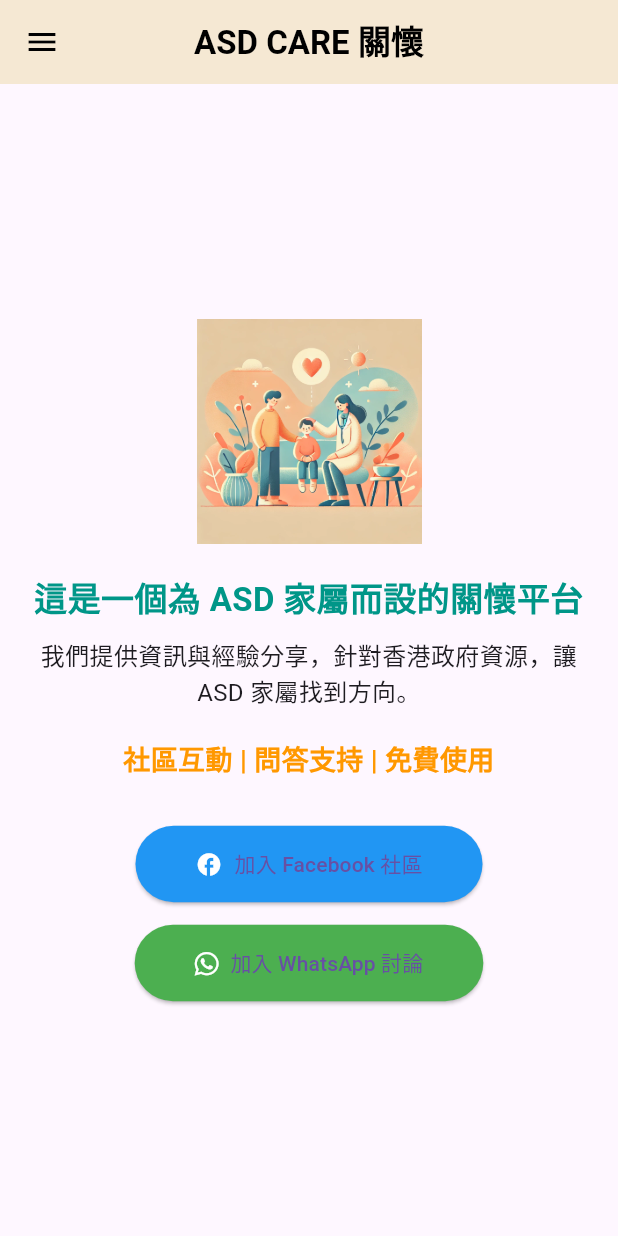
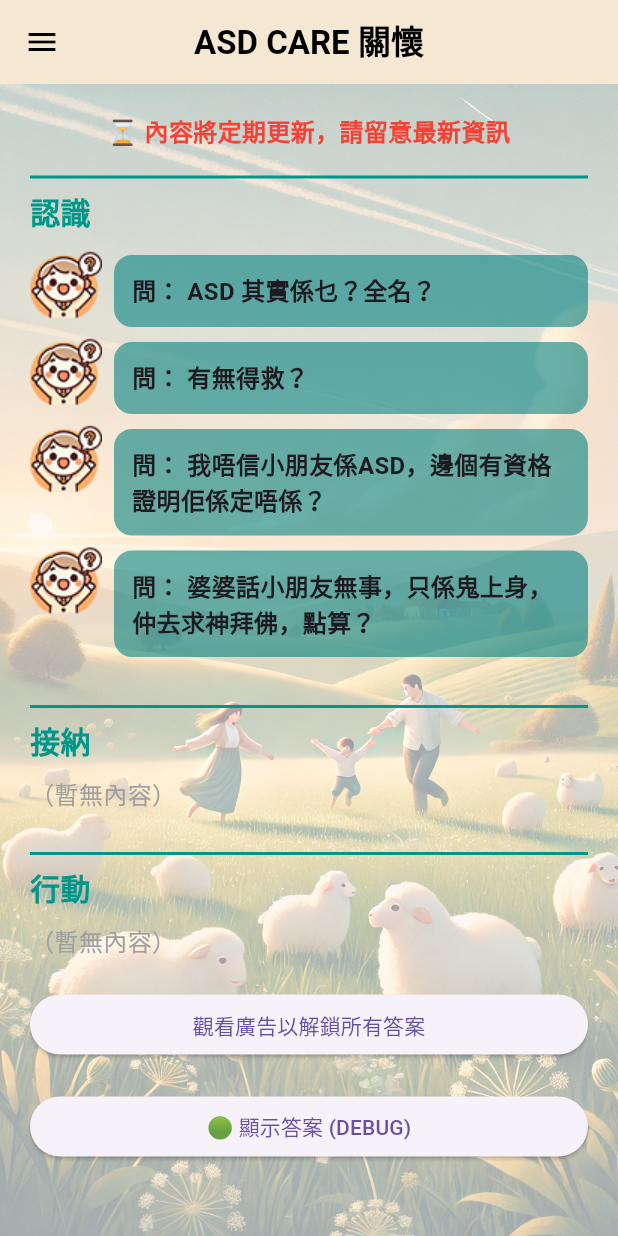
Before and after one commit to virt888/asdCare, a Flutter app: the HomePage screen opened directly, after a tap on the "menu" icon, after a tap on "了解 ASD", on a phone screen of 412 x 824 dp. Run offline on Flutter 3.47's test engine with Material 3 defaults, Android fonts, the light colour scheme and no system bars; our stand-ins replace font_awesome_flutter, google_mobile_ads, yaml; network calls fail.

Commit message:
Updated InfoPage

```diff
--- a/lib/about_us.dart
+++ b/lib/about_us.dart
@@ -34,7 +34,7 @@ class AboutUsPage extends StatelessWidget {
             ),
             const SizedBox(height: 20),
             const Text(
-              '💙 這個專頁由一位 ASD 孩子的家長創立，希望透過自身經歷和資源，為更多 ASD 家庭帶來支持、理解和溫暖。我們深知這條路不容易走，因此希望用實際行動，幫助更多有需要的人。',
+              '💙 這APP由一位 ASD 孩子的家長創立，希望透過自身經歷和資源，為更多 ASD 家庭帶來支持、理解和溫暖。我們深知這條路不容易走，因此希望用實際行動，幫助更多有需要的人。',
               style: TextStyle(fontSize: 16),
               textAlign: TextAlign.center,
             ),
--- a/lib/home_page.dart
+++ b/lib/home_page.dart
@@ -2,6 +2,8 @@ import 'package:flutter/material.dart';
 import 'custom_app_bar.dart';
 import 'package:font_awesome_flutter/font_awesome_flutter.dart';
 import 'left_menu.dart';
+import 'package:url_launcher/url_launcher.dart';
+import 'info_page.dart';
 
 class HomePage extends StatelessWidget {
   const HomePage({super.key});
@@ -11,14 +13,26 @@ class HomePage extends StatelessWidget {
     return Scaffold(
       appBar: const CustomAppBar(),
       drawer: const LeftMenu(),
-      body: Padding(
-        padding: const EdgeInsets.all(20.0),
+      body: Container(
+        width: double.infinity,
+        height: double.infinity,
+        decoration: BoxDecoration(
+          image: DecorationImage(
+            image: AssetImage('assets/asd_care_wallpaper_02.png'),
+            fit: BoxFit.cover,
+            colorFilter: ColorFilter.mode(
+              Color.fromARGB(100, 255, 255, 255),
+              BlendMode.dstATop,
+            ),
+          ),
+        ),
+        child: Padding(
+          padding: const EdgeInsets.symmetric(horizontal: 20.0, vertical: 50.0),
           child: Column(
-          mainAxisAlignment: MainAxisAlignment.center,
+            mainAxisAlignment: MainAxisAlignment.start,
             crossAxisAlignment: CrossAxisAlignment.center,
             children: [
-            Image.asset('assets/warm_welcome.png', height: 150), // ✅ 添加溫暖圖片
-            const SizedBox(height: 20),
+              const SizedBox(height: 30),
               const Text(
                 '這是一個為 ASD 家屬而設的關懷平台',
                 style: TextStyle(fontSize: 22, fontWeight: FontWeight.bold, color: Colors.teal),
@@ -36,31 +50,62 @@ class HomePage extends StatelessWidget {
                 style: TextStyle(fontSize: 18, fontWeight: FontWeight.bold, color: Colors.orange),
                 textAlign: TextAlign.center,
               ),
-            const SizedBox(height: 30),
+              const Spacer(),
+              ElevatedButton.icon(
+                icon: const Icon(Icons.info, color: Colors.white),
+                label: const Text(
+                  '深入認識 ASD 世界',
+                  style: TextStyle(fontWeight: FontWeight.bold, color: Colors.white),
+                ),
+                style: ElevatedButton.styleFrom(
+                  backgroundColor: Colors.teal,
+                  padding: const EdgeInsets.symmetric(horizontal: 40, vertical: 15),
+                  textStyle: const TextStyle(fontSize: 18, fontWeight: FontWeight.bold),
+                ),
+                onPressed: () {
+                  Navigator.push(
+                    context,
+                    MaterialPageRoute(builder: (context) => const InfoPage()),
+                  );
+                },
+              ),
+              const SizedBox(height: 15),
               ElevatedButton.icon(
                 icon: const Icon(Icons.facebook, color: Colors.white),
-              label: const Text('加入 Facebook 社區'),
+                label: const Text(
+                  '加入 Facebook 社區',
+                  style: TextStyle(fontWeight: FontWeight.bold, color: Colors.white),
+                ),
                 style: ElevatedButton.styleFrom(
                   backgroundColor: Colors.blue,
                   padding: const EdgeInsets.symmetric(horizontal: 40, vertical: 15),
+                  textStyle: const TextStyle(fontSize: 18, fontWeight: FontWeight.bold),
                 ),
                 onPressed: () {
-                // Facebook 社群連結
+                  final Uri facebookUri = Uri.parse('https://www.facebook.com/profile.php?id=61573752815081');
+                  launchUrl(facebookUri, mode: LaunchMode.externalApplication);
                 },
               ),
               const SizedBox(height: 15),
               ElevatedButton.icon(
                 icon: const FaIcon(FontAwesomeIcons.whatsapp, color: Colors.white),
-              label: const Text('加入 WhatsApp 討論'),
+                label: const Text(
+                  '加入 WhatsApp 討論',
+                  style: TextStyle(fontWeight: FontWeight.bold, color: Colors.white),
+                ),
                 style: ElevatedButton.styleFrom(
                   backgroundColor: Colors.green,
                   padding: const EdgeInsets.symmetric(horizontal: 40, vertical: 15),
+                  textStyle: const TextStyle(fontSize: 18, fontWeight: FontWeight.bold),
                 ),
                 onPressed: () {
-                // WhatsApp 群組連結
+                  final Uri whatsappUri = Uri.parse('https://wa.me/85263618727?text=%E6%88%91%E6%83%B3%E8%AB%8B%E5%95%8F%E4%B8%80%E4%B8%8BASD%20%E8%87%AA%E9%96%89%E7%97%87%E5%82%BE%E5%90%91%E7%9A%84%E6%9B%B4%E5%A4%9A%E8%B3%87%E8%A8%8A');
+                  launchUrl(whatsappUri, mode: LaunchMode.externalApplication);
                 },
               ),
+              const SizedBox(height: 50),
             ],
+          ),
         ),
       ),
     );
--- /dev/null
+++ b/lib/info_page.dart
@@ -0,0 +1,208 @@
+import 'package:flutter/material.dart';
+import 'custom_app_bar.dart';
+import 'left_menu.dart';
+import 'package:flutter/services.dart';
+import 'package:yaml/yaml.dart';
+import 'package:google_mobile_ads/google_mobile_ads.dart';
+
+class InfoPage extends StatefulWidget {
+  const InfoPage({super.key});
+
+  @override
+  InfoPageState createState() => InfoPageState();
+}
+
+class InfoPageState extends State<InfoPage> {
+  Map<String, List<Map<String, String>>> faqs = {};
+  bool hasWatchedAd = false;
+  late BannerAd _bannerAd;
+  bool _isAdLoaded = false;
+
+  @override
+  void initState() {
+    super.initState();
+    loadFAQs();
+    _loadAd();
+  }
+
+  Future<void> loadFAQs() async {
+    final String response = await rootBundle.loadString('assets/faqs.yaml');
+    final YamlMap data = loadYaml(response);
+
+    setState(() {
+      faqs = data.map((key, value) => MapEntry(
+          key,
+          List<Map<String, String>>.from((value as List).map((item) => {
+                "question": item["question"].toString(),
+                "answer": item["answer"].toString()
+              }))));
+    });
+  }
+
+  void _loadAd() {
+    _bannerAd = BannerAd(
+      adUnitId: 'ca-app-pub-3940256099942544/6300978111', // 測試廣告 ID
+      size: AdSize.banner,
+      request: const AdRequest(),
+      listener: BannerAdListener(
+        onAdLoaded: (Ad ad) {
+          setState(() {
+            _isAdLoaded = true;
+          });
+        },
+        onAdFailedToLoad: (Ad ad, LoadAdError error) {
+          ad.dispose();
+        },
+      ),
+    );
+    _bannerAd.load();
+  }
+
+  void _showRewardedAd() {
+    RewardedAd.load(
+      adUnitId: 'ca-app-pub-3940256099942544/5224354917', // 測試廣告 ID
+      request: const AdRequest(),
+      rewardedAdLoadCallback: RewardedAdLoadCallback(
+        onAdLoaded: (RewardedAd ad) {
+          ad.show(onUserEarnedReward: (AdWithoutView ad, RewardItem reward) {
+            setState(() {
+              hasWatchedAd = true;
+            });
+          });
+        },
+        onAdFailedToLoad: (LoadAdError error) {
+          setState(() {
+            hasWatchedAd = true;
+          });
+        },
+      ),
+    );
+  }
+
+  void _toggleDebugMode() {
+    setState(() {
+      hasWatchedAd = !hasWatchedAd;
+    });
+  }
+
+  @override
+  Widget build(BuildContext context) {
+    return Scaffold(
+      appBar: const CustomAppBar(),
+      drawer: const LeftMenu(),
+      body: Container(
+        width: double.infinity,
+        height: double.infinity,
+        decoration: BoxDecoration(
+          image: DecorationImage(
+            image: AssetImage('assets/asd_care_wallpaper_03.png'),
+            fit: BoxFit.cover,
+            colorFilter: ColorFilter.mode(
+              Color.fromARGB(100, 255, 255, 255),
+              BlendMode.dstATop,
+            ),
+          ),
+        ),
+        child: Padding(
+          padding: const EdgeInsets.all(20.0),
+          child: ListView(
+            children: [
+              const Text(
+                "⏳ 內容將定期更新，請留意最新資訊",
+                style: TextStyle(fontSize: 16, fontWeight: FontWeight.bold, color: Colors.red),
+                textAlign: TextAlign.center,
+              ),
+              const SizedBox(height: 10),
+              buildSection("認識"),
+              buildSection("接納"),
+              buildSection("行動"),
+              if (!hasWatchedAd)
+                ElevatedButton(
+                  onPressed: _showRewardedAd,
+                  child: const Text("觀看廣告以解鎖所有答案"),
+                ),
+              const SizedBox(height: 20),
+              ElevatedButton(
+                onPressed: _toggleDebugMode,
+                child: Text(hasWatchedAd ? "🔴 隱藏答案 (DEBUG)" : "🟢 顯示答案 (DEBUG)"),
+              ),
+            ],
+          ),
+        ),
+      ),
+    );
+  }
+
+  Widget buildSection(String sectionTitle) {
+    return Column(
+      crossAxisAlignment: CrossAxisAlignment.start,
+      children: [
+        Divider(thickness: 2, color: Colors.teal),
+        Text(
+          sectionTitle,
+          style: const TextStyle(fontSize: 20, fontWeight: FontWeight.bold, color: Colors.teal),
+        ),
+        const SizedBox(height: 10),
+        if (faqs.containsKey(sectionTitle) && faqs[sectionTitle]!.isNotEmpty)
+          ...faqs[sectionTitle]!.map((faq) => buildFAQItem(faq)).toList()
+        else
+          const Text("（暫無內容）", style: TextStyle(fontSize: 16, color: Colors.grey)),
+        const SizedBox(height: 20),
+      ],
+    );
+  }
+
+  Widget buildFAQItem(Map<String, String> faq) {
+    return Column(
+      crossAxisAlignment: CrossAxisAlignment.start,
+      children: [
+        Align(
+          alignment: Alignment.centerLeft,
+          child: Row(
+            crossAxisAlignment: CrossAxisAlignment.start,
+            children: [
+              Image.asset('assets/question_icon.png', width: 48, height: 48),
+              const SizedBox(width: 8),
+              Expanded(
+                child: Container(
+                  padding: const EdgeInsets.all(12),
+                  margin: const EdgeInsets.symmetric(vertical: 5),
+                  decoration: BoxDecoration(
+                    color: Color.fromARGB(150, 0, 128, 128),
+                    borderRadius: BorderRadius.circular(12),
+                  ),
+                  child: Text(
+                    "問： ${faq['question']}",
+                    style: const TextStyle(fontSize: 16, fontWeight: FontWeight.bold),
+                  ),
+                ),
+              ),
+            ],
+          ),
+        ),
+        if (hasWatchedAd)
+          Align(
+            alignment: Alignment.centerRight,
+            child: Row(
+              crossAxisAlignment: CrossAxisAlignment.start,
+              children: [
+                Expanded(
+                  child: Container(
+                    padding: const EdgeInsets.all(12),
+                    margin: const EdgeInsets.symmetric(vertical: 5),
+                    decoration: BoxDecoration(
+                      color: Color.fromARGB(150, 255, 165, 0),
+                      borderRadius: BorderRadius.circular(12),
+                    ),
+                    child: Text("答： ${faq['answer']}", style: const TextStyle(fontSize: 16)),
+                  ),
+                ),
+                const SizedBox(width: 8),
+                Image.asset('assets/answer_icon.png', width: 48, height: 48),
+              ],
+            ),
+          ),
+      ],
+    );
+  }
+}
--- a/lib/left_menu.dart
+++ b/lib/left_menu.dart
@@ -3,6 +3,7 @@ import 'package:font_awesome_flutter/font_awesome_flutter.dart';
 import 'package:url_launcher/url_launcher.dart';
 import 'home_page.dart'; // ✅ 導入 AboutUsPage
 import 'about_us.dart'; // ✅ 導入 AboutUsPage
+import 'info_page.dart'; // ✅ 導入 AboutUsPage
 
 class LeftMenu extends StatelessWidget {
   const LeftMenu({super.key});
@@ -37,12 +38,17 @@ class LeftMenu extends StatelessWidget {
             leading: const Icon(Icons.info),
             title: const Text('了解 ASD'),
             onTap: () {
-              Navigator.pop(context);
+              Navigator.push(
+                context,
+                MaterialPageRoute(
+                  builder: (context) => const InfoPage(),
+                ), // ✅ 跳轉到 InfoPage
+              );
             },
           ),
           ListTile(
             leading: const Icon(Icons.support),
-            title: const Text('資訊/支援'),
+            title: const Text('資訊/支援 (即將推出)'),
             onTap: () {
               Navigator.pop(context);
             },
@@ -65,18 +71,18 @@ class LeftMenu extends StatelessWidget {
             title: const Text('WHATSAPP'),
             onTap: () {
               final Uri whatsappUri = Uri.parse(
-                'https://wa.me/63618727?text=%E6%88%91%E6%83%B3%E8%AB%8B%E5%95%8F%E4%B8%80%E4%B8%8BASD%20%E8%87%AA%E9%96%89%E7%97%87%E5%82%BE%E5%90%91%E7%9A%84%E6%9B%B4%E5%A4%9A%E8%B3%87%E8%A8%8A',
+                'https://wa.me/85263618727?text=%E6%88%91%E6%83%B3%E8%AB%8B%E5%95%8F%E4%B8%80%E4%B8%8BASD%20%E8%87%AA%E9%96%89%E7%97%87%E5%82%BE%E5%90%91%E7%9A%84%E6%9B%B4%E5%A4%9A%E8%B3%87%E8%A8%8A',
               );
               launchUrl(whatsappUri, mode: LaunchMode.externalApplication);
             },
           ),
-          ListTile(
-            leading: const Icon(Icons.settings),
-            title: const Text('設定'),
-            onTap: () {
-              Navigator.pop(context);
-            },
-          ),
+          // ListTile(
+          //   leading: const Icon(Icons.settings),
+          //   title: const Text('設定'),
+          //   onTap: () {
+          //     Navigator.pop(context);
+          //   },
+          // ),
           ListTile(
             leading: const Icon(Icons.info_outline),
             title: const Text('關於我們'),
```
Also changed, not shown: faqs.yaml (deleted, +0 -16 lines), lib/info_page_tmp.dart (added, +142 -0 lines), lib/main.dart (+23 -16 lines), pubspec.yaml (+9 -0 lines), assets/answer_icon.png (added), assets/asd_care_wallpaper.png (added), assets/asd_care_wallpaper_02.png (added), assets/asd_care_wallpaper_03.png (added), assets/old_sunrise_family.png (added), assets/question_icon.png (added), assets/sunrise_family.png (added), pubspec.lock, 8 other files. Lines whose indentation alone changed are shown as unchanged.
